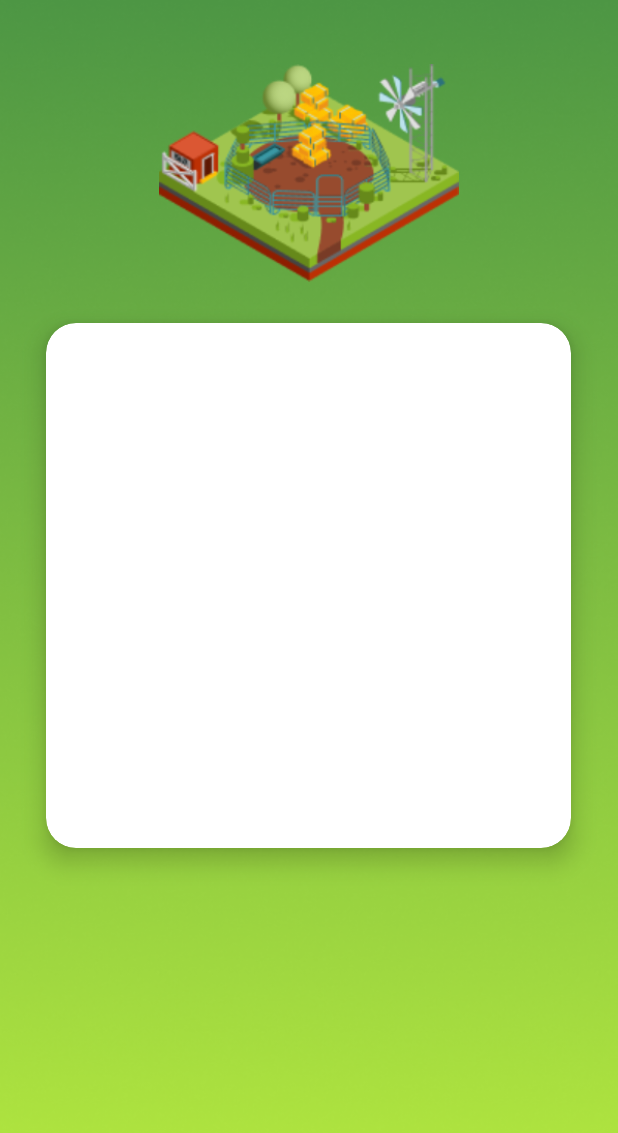
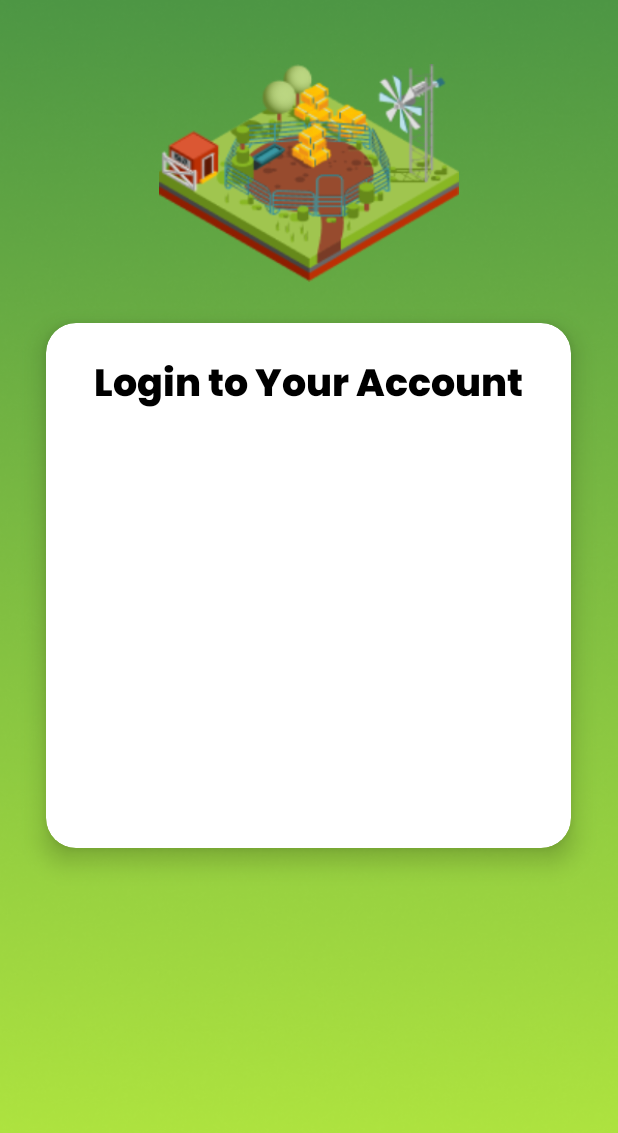
Before and after one commit to PranetaDwi/smilling_app, an Android app: the LoginActivity screen opened directly, with no data from a screen before it, on a phone screen of 412 x 824 dp. Shown: the top 1133 px of the screen. Run offline under Robolectric (Android 15) with nearby library versions, the phone set to English and light mode, and no system bars.

Commit message:
set up color

```diff
--- a/app/src/main/res/layout/activity_login.xml
+++ b/app/src/main/res/layout/activity_login.xml
@@ -24,6 +24,22 @@
         app:cardPreventCornerOverlap="true"
         app:cardCornerRadius="20dp">
 
+        <LinearLayout
+            android:layout_width="match_parent"
+            android:layout_height="match_parent"
+            android:orientation="vertical"
+            android:padding="20dp">
+            <TextView
+                android:layout_width="wrap_content"
+                android:layout_height="wrap_content"
+                android:text="Login to Your Account"
+                android:textSize="25sp"
+                android:fontFamily="@font/poppins_extra_bold"
+                android:textColor="@color/black"
+                android:layout_gravity="center"
+                />
+
+        </LinearLayout>
 
 
     </androidx.cardview.widget.CardView>
--- a/app/src/main/res/values/colors.xml
+++ b/app/src/main/res/values/colors.xml
@@ -2,4 +2,9 @@
 <resources>
     <color name="black">#FF000000</color>
     <color name="white">#FFFFFFFF</color>
+    <color name="platinum">#E6E6E6</color>
+    <color name="green_lizard">#B6E93F</color>
+    <color name="may_green">#4D9644</color>
+    <color name="olive_drab">#66891A</color>
+    <color name="dark_lemon_lime">#88B723</color>
 </resources>
```
